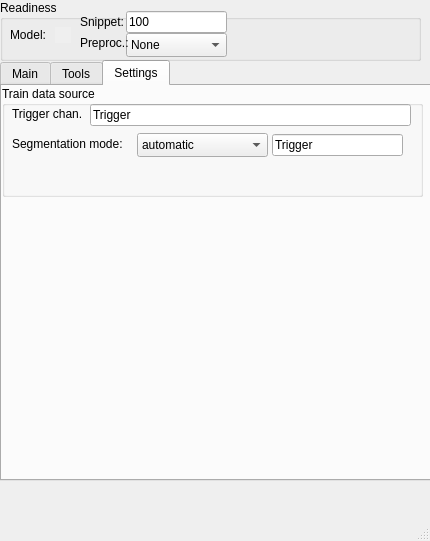
Before: the Qt Designer form gui_files/empa_gui.ui in sergey32355/ANDRITZ, drawn with Qt 5.
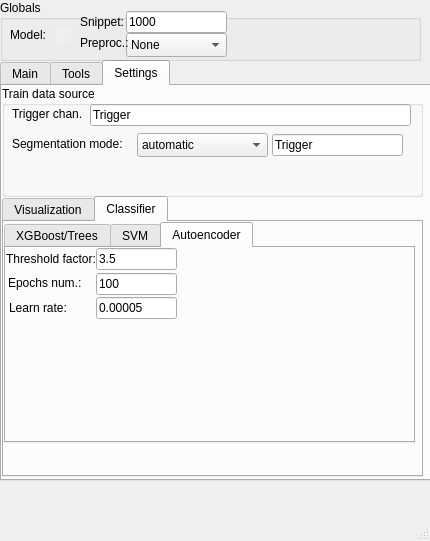
After: the same form once the commit is applied. The open tabs and pages were chosen to show the change.

```diff
--- a/gui_files/empa_gui.ui
+++ b/gui_files/empa_gui.ui
@@ -1070,6 +1070,206 @@
        </property>
       </widget>
      </widget>
+     <widget class="QTabWidget" name="tabWidget_3">
+      <property name="geometry">
+       <rect>
+        <x>0</x>
+        <y>110</y>
+        <width>421</width>
+        <height>281</height>
+       </rect>
+      </property>
+      <property name="currentIndex">
+       <number>0</number>
+      </property>
+      <widget class="QWidget" name="tab_6">
+       <attribute name="title">
+        <string>Visualization</string>
+       </attribute>
+       <widget class="QGroupBox" name="groupBox_10">
+        <property name="geometry">
+         <rect>
+          <x>0</x>
+          <y>0</y>
+          <width>411</width>
+          <height>51</height>
+         </rect>
+        </property>
+        <property name="title">
+         <string>Results color scheme</string>
+        </property>
+        <widget class="QLabel" name="Model_ready_label_2">
+         <property name="geometry">
+          <rect>
+           <x>55</x>
+           <y>27</y>
+           <width>16</width>
+           <height>16</height>
+          </rect>
+         </property>
+         <property name="autoFillBackground">
+          <bool>true</bool>
+         </property>
+         <property name="text">
+          <string/>
+         </property>
+        </widget>
+        <widget class="QComboBox" name="classification_preproc_dropdown_3">
+         <property name="geometry">
+          <rect>
+           <x>10</x>
+           <y>20</y>
+           <width>201</width>
+           <height>24</height>
+          </rect>
+         </property>
+         <property name="currentText">
+          <string>Random colors</string>
+         </property>
+         <property name="currentIndex">
+          <number>1</number>
+         </property>
+         <property name="placeholderText">
+          <string>None</string>
+         </property>
+         <item>
+          <property name="text">
+           <string>Grades of red</string>
+          </property>
+         </item>
+         <item>
+          <property name="text">
+           <string>Random colors</string>
+          </property>
+         </item>
+        </widget>
+        <widget class="QPushButton" name="COlors_list_update">
+         <property name="geometry">
+          <rect>
+           <x>220</x>
+           <y>20</y>
+           <width>75</width>
+           <height>24</height>
+          </rect>
+         </property>
+         <property name="text">
+          <string>Update</string>
+         </property>
+        </widget>
+       </widget>
+      </widget>
+      <widget class="QWidget" name="tab_7">
+       <attribute name="title">
+        <string>Classifier</string>
+       </attribute>
+       <widget class="QTabWidget" name="tabWidget_4">
+        <property name="geometry">
+         <rect>
+          <x>0</x>
+          <y>0</y>
+          <width>411</width>
+          <height>221</height>
+         </rect>
+        </property>
+        <property name="currentIndex">
+         <number>2</number>
+        </property>
+        <widget class="QWidget" name="XGBoost">
+         <attribute name="title">
+          <string>XGBoost/Trees</string>
+         </attribute>
+        </widget>
+        <widget class="QWidget" name="tab_9">
+         <attribute name="title">
+          <string>SVM</string>
+         </attribute>
+        </widget>
+        <widget class="QWidget" name="tab_8">
+         <attribute name="title">
+          <string>Autoencoder</string>
+         </attribute>
+         <widget class="QLabel" name="label_20">
+          <property name="geometry">
+           <rect>
+            <x>0</x>
+            <y>3</y>
+            <width>91</width>
+            <height>16</height>
+           </rect>
+          </property>
+          <property name="text">
+           <string>Threshold factor:</string>
+          </property>
+         </widget>
+         <widget class="QLineEdit" name="Autoencoder_torch_threshold_factor">
+          <property name="geometry">
+           <rect>
+            <x>90</x>
+            <y>0</y>
+            <width>81</width>
+            <height>22</height>
+           </rect>
+          </property>
+          <property name="text">
+           <string>3.5</string>
+          </property>
+         </widget>
+         <widget class="QLabel" name="label_21">
+          <property name="geometry">
+           <rect>
+            <x>2</x>
+            <y>27</y>
+            <width>91</width>
+            <height>16</height>
+           </rect>
+          </property>
+          <property name="text">
+           <string>Epochs num.:</string>
+          </property>
+         </widget>
+         <widget class="QLineEdit" name="Autoencoder_torch_epochs_num">
+          <property name="geometry">
+           <rect>
+            <x>90</x>
+            <y>25</y>
+            <width>81</width>
+            <height>22</height>
+           </rect>
+          </property>
+          <property name="text">
+           <string>100</string>
+          </property>
+         </widget>
+         <widget class="QLabel" name="label_22">
+          <property name="geometry">
+           <rect>
+            <x>3</x>
+            <y>52</y>
+            <width>91</width>
+            <height>16</height>
+           </rect>
+          </property>
+          <property name="text">
+           <string>Learn rate:</string>
+          </property>
+         </widget>
+         <widget class="QLineEdit" name="Autoencoder_torch_learn_rate">
+          <property name="geometry">
+           <rect>
+            <x>90</x>
+            <y>49</y>
+            <width>81</width>
+            <height>22</height>
+           </rect>
+          </property>
+          <property name="text">
+           <string>0.00005</string>
+          </property>
+         </widget>
+        </widget>
+       </widget>
+      </widget>
+     </widget>
     </widget>
    </widget>
    <widget class="QGroupBox" name="groupBox_9">
@@ -1082,7 +1282,7 @@
      </rect>
     </property>
     <property name="title">
-     <string>Readiness</string>
+     <string>Globals</string>
     </property>
     <widget class="QLabel" name="label_14">
      <property name="geometry">
@@ -1136,7 +1336,7 @@
       </rect>
      </property>
      <property name="text">
-      <string>100</string>
+      <string>1000</string>
      </property>
     </widget>
     <widget class="QComboBox" name="classification_preproc_dropdown">
```
Left out of the diff: 4 changed lines with no effect on the pictures.
